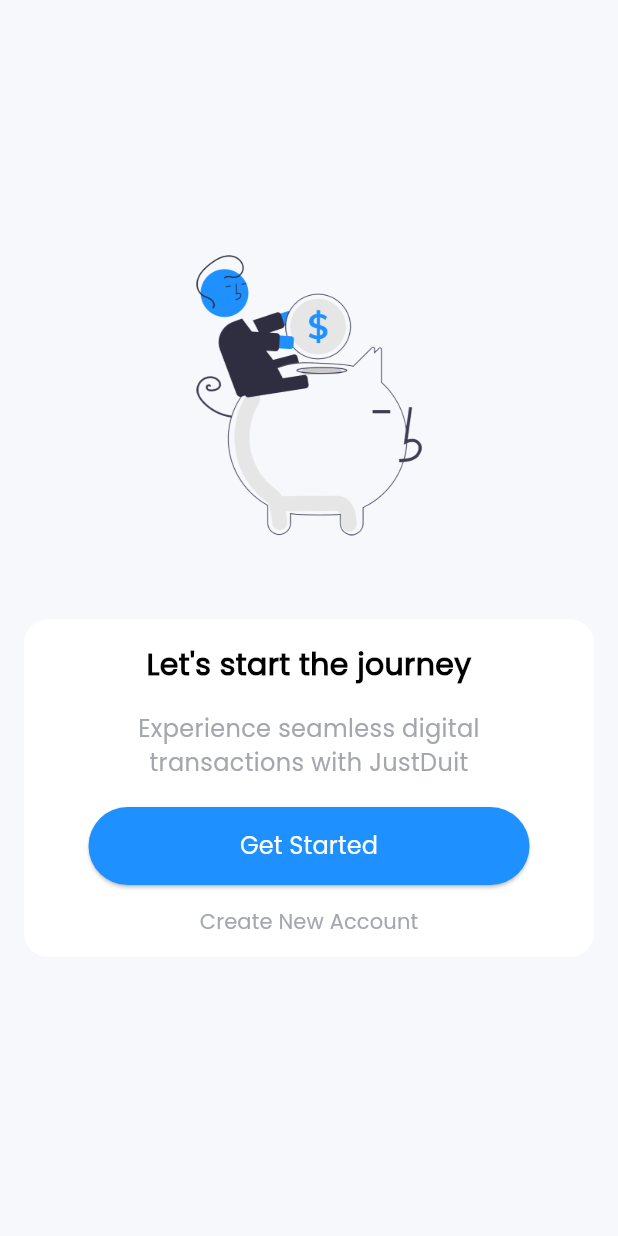
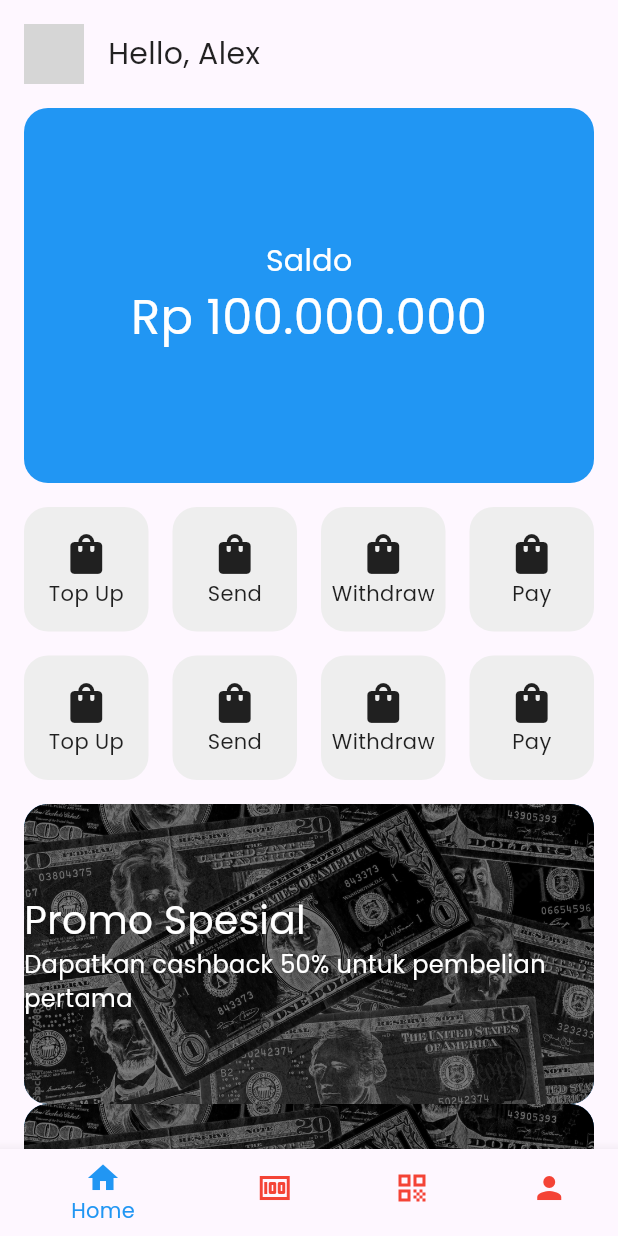
Before and after one commit to chandpras/2117051040-advanced-mobile, a Flutter app: the screen it shows after launch, on a phone screen of 412 x 824 dp. Run offline on Flutter 3.47's test engine with Material 2 defaults, Android fonts, the phone set to English and light mode, and no system bars; our stand-ins replace font_awesome_flutter, google_fonts, lottie; network calls fail; grey boxes are pictures that could not be loaded.

Commit message:
commit playground create home, navbar, transaction

```diff
--- a/lib/main.dart
+++ b/lib/main.dart
@@ -1,6 +1,6 @@
 import 'package:flutter/material.dart';
 import 'package:google_fonts/google_fonts.dart';
-import 'package:justduit/screens/onboarding_screens.dart';
+import 'package:justduit/screens/root_screen.dart';
 
 void main() {
   runApp(const MyApp());
@@ -20,7 +20,7 @@
         colorScheme: ColorScheme.fromSeed(seedColor: Colors.deepPurple),
         useMaterial3: true,
       ),
-      home: const OnboardingScreen()
+      home: const RootScreen()
     );
   }
 }
--- /dev/null
+++ b/lib/screens/home_screen.dart
@@ -0,0 +1,115 @@
+import 'package:flutter/material.dart';
+
+class HomeScreen extends StatefulWidget {
+  const HomeScreen({super.key});
+
+  @override
+  State<HomeScreen> createState() => _HomeScreenState();
+}
+
+class _HomeScreenState extends State<HomeScreen> {
+
+  var fitur = ["Top Up", "Send", "Withdraw", "Pay", "Top Up", "Send", "Withdraw", "Pay"];
+
+  @override
+  Widget build(BuildContext context) {
+    return Scaffold(
+      body: SafeArea(
+        child: RefreshIndicator(
+          onRefresh: () {
+            return Future.delayed(Duration(seconds: 3));
+          },
+          child: SingleChildScrollView(
+            child: Column(
+              children: [
+
+                Padding(
+                  padding: const EdgeInsets.all(16.0),
+                  child: Row(
+                    children: [
+                      CircleAvatar(radius: 20, backgroundImage: NetworkImage("https://i.pinimg.com/474x/98/51/1e/98511ee98a1930b8938e42caf0904d2d.jpg"),),
+                      SizedBox(width: 16,),
+                      Text( "Hello, Alex", style: TextStyle(fontSize: 20),),
+                    ],
+                  ),
+                ),
+
+                Container(
+                  margin: EdgeInsets.symmetric(horizontal: 16),
+                  width: double.infinity,
+                  height: 250,
+                  decoration: BoxDecoration(color: Colors.blue, borderRadius: BorderRadius.circular(16),),
+                  child: Column(
+                    mainAxisAlignment: MainAxisAlignment.center,
+                    children: [
+                      Text("Saldo", style: TextStyle(fontSize: 20, color: Colors.white,),),
+                      Text("Rp 100.000.000", style: TextStyle(fontSize: 32, color: Colors.white,),),
+                    ],
+                  ),
+                ),
+
+                Padding(
+                  padding: const EdgeInsets.all(16.0),
+                  child: GridView.builder(
+                    itemCount: fitur.length,
+                    physics: NeverScrollableScrollPhysics(),
+                    shrinkWrap: true,
+                    gridDelegate: SliverGridDelegateWithFixedCrossAxisCount(
+                        crossAxisCount: 4,
+                        mainAxisSpacing: 16,
+                        crossAxisSpacing: 16),
+                    itemBuilder: (context, index) {
+                      return Container(
+                        decoration: BoxDecoration(color: Colors.grey[200], borderRadius: BorderRadius.circular(16),),
+                        child: Column(
+                          mainAxisAlignment: MainAxisAlignment.center,
+                          children: [
+                            Icon(Icons.shopping_bag, size: 32,),
+                            Flexible(
+                              child: Text(fitur[index], overflow: TextOverflow.ellipsis,),
+                            ),
+                          ],
+                        ),
+                      );
+                    },
+                  ),
+                ),
+
+                ListView.builder(
+                  itemCount: 5,
+                  shrinkWrap: true,
+                  physics: NeverScrollableScrollPhysics(),
+                  itemBuilder: (context, index) {
+                    return Container(
+                      margin: EdgeInsets.symmetric(horizontal: 16),
+                      width: double.infinity,
+                      height: 200,
+                      decoration: BoxDecoration(color: Colors.blue, borderRadius: BorderRadius.circular(16), image: DecorationImage(fit: BoxFit.cover, image: AssetImage("assets/images/money.jpg"),),),
+                      child: Stack(
+                        alignment: AlignmentDirectional.center,
+                        children: [
+                          Container(
+                            decoration: BoxDecoration(color: Colors.black.withOpacity(0.5), borderRadius: BorderRadius.circular(16),),
+                          ),
+                          Column(
+                            mainAxisSize: MainAxisSize.min,
+                            crossAxisAlignment: CrossAxisAlignment.start,
+                            children: [
+                              Text("Promo Spesial", style: TextStyle(color: Colors.white, fontSize: 26)),
+                              Text("Dapatkan cashback 50% untuk pembelian pertama", style: TextStyle(color: Colors.white, fontSize: 16)),
+                            ],
+                          ),
+                        ],
+                      ),
+                    );
+                  },
+                ),
+
+              ],
+            ),
+          ),
+        ),
+      ),
+    );
+  }
+}
--- /dev/null
+++ b/lib/screens/root_screen.dart
@@ -0,0 +1,49 @@
+import 'package:flutter/material.dart';
+import 'package:justduit/screens/form_screen.dart';
+import 'package:justduit/screens/home_screen.dart';
+import 'package:justduit/screens/transaction_screen.dart';
+
+class RootScreen extends StatefulWidget {
+  const RootScreen({super.key});
+
+  @override
+  State<RootScreen> createState() => _RootScreenState();
+}
+
+class _RootScreenState extends State<RootScreen> {
+  int _currentIndex = 0;
+
+  List<Widget> pages = [
+    HomeScreen(),
+    TransactionScreen(),
+    Container(
+      color: Colors.red,
+    ),
+    Container(
+      color: Colors.blue,
+    ),
+  ];
+
+  @override
+  Widget build(BuildContext context) {
+    return Scaffold(
+      bottomNavigationBar: BottomNavigationBar(
+        selectedItemColor: Colors.blue,
+        unselectedItemColor: Colors.red,
+        items: [
+          BottomNavigationBarItem(icon: Icon(Icons.home), label: "Home"),
+          BottomNavigationBarItem(icon: Icon(Icons.money), label: "Transaction"),
+          BottomNavigationBarItem(icon: Icon(Icons.qr_code), label: "QR Code"),
+          BottomNavigationBarItem(icon: Icon(Icons.person), label: "Profile"),
+        ],
+        currentIndex: _currentIndex,
+        onTap: ((value) {
+          setState(() {
+            _currentIndex = value;
+          });
+        }),
+      ),
+      body: pages[_currentIndex],
+    );
+  }
+}
--- a/pubspec.yaml
+++ b/pubspec.yaml
@@ -38,6 +38,7 @@
   # Use with the CupertinoIcons class for iOS style icons.
   cupertino_icons: ^1.0.2
   google_fonts: ^6.1.0
+  intl: ^0.18.1
 
 dev_dependencies:
   flutter_test:
```
Also changed, not shown: lib/models/transaction_model.dart (added, +36 -0 lines), lib/screens/transaction_screen.dart (added, +85 -0 lines), assets/images/money.jpg (added), pubspec.lock.
